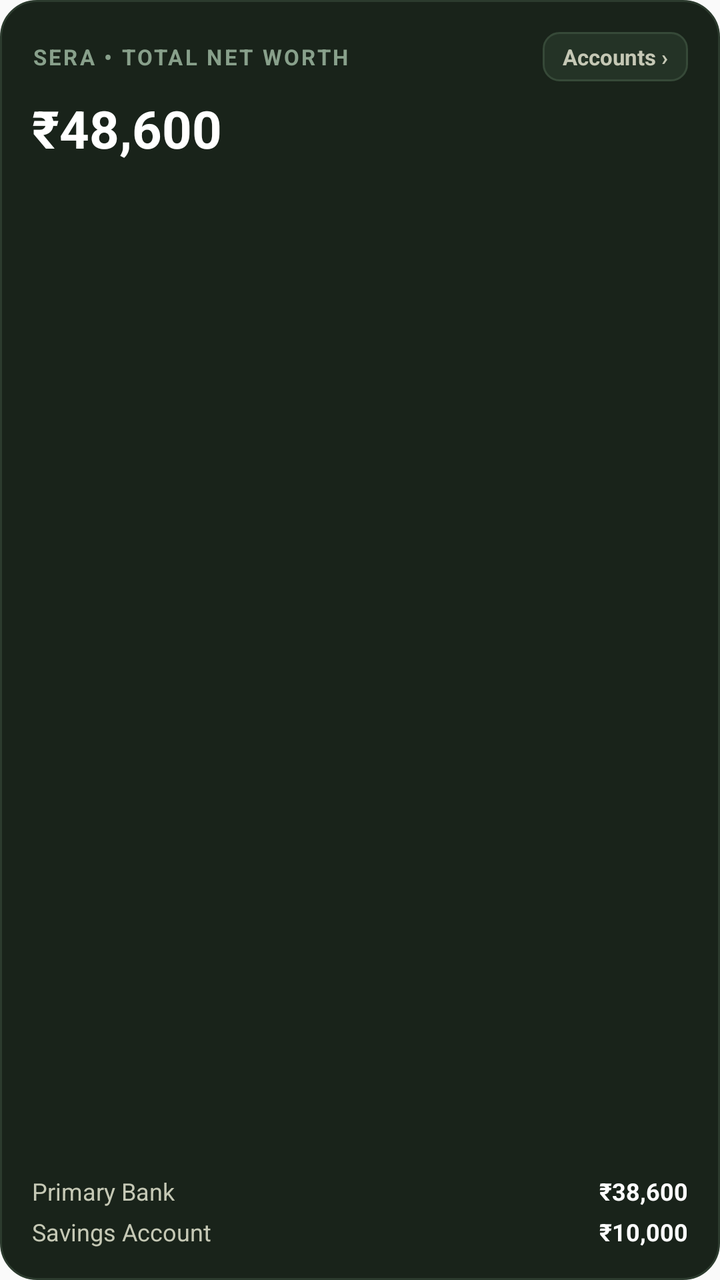
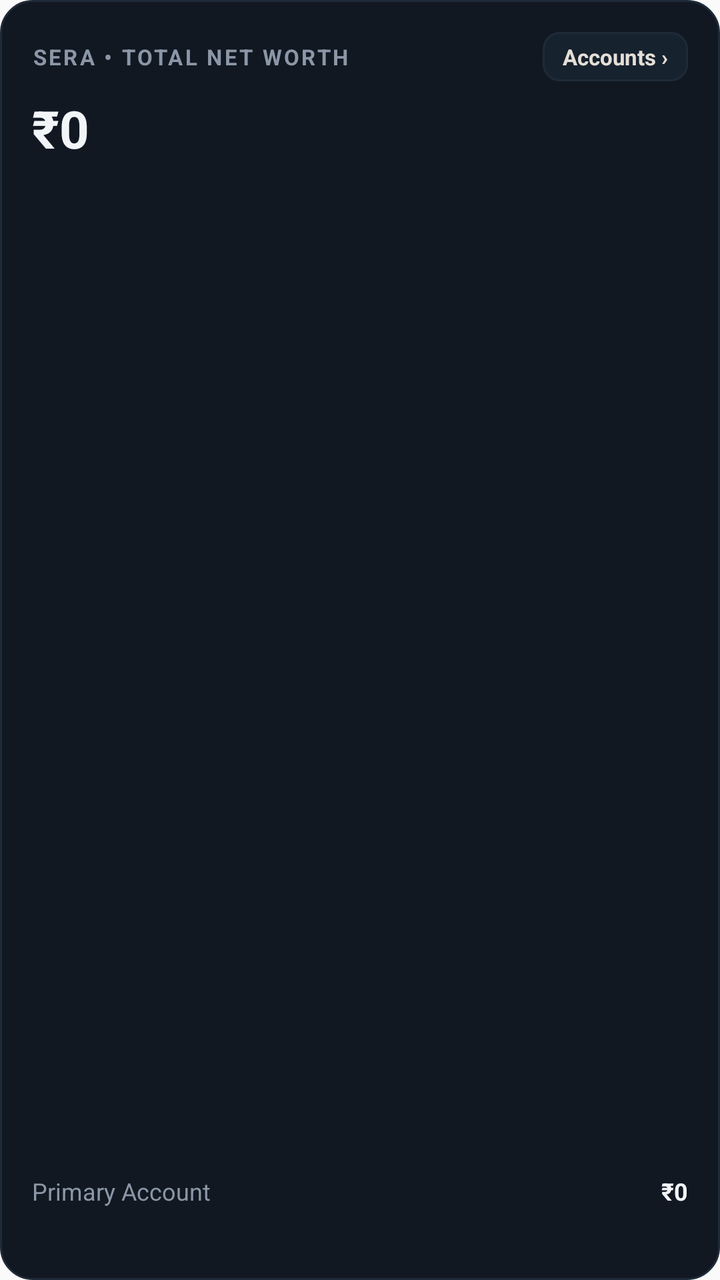

The first picture is an Android layout as it rendered before a commit; the second is the same layout after the commit. The layout source and the unified diff follow.
<!-- AndroidManifest.xml: application theme AppTheme -->
<!-- res/layout/sera_widget_net_worth.xml -->
<?xml version="1.0" encoding="utf-8"?>
<LinearLayout xmlns:android="http://schemas.android.com/apk/res/android"
    android:id="@+id/widget_net_worth_root"
    android:layout_width="match_parent"
    android:layout_height="match_parent"
    android:background="@drawable/widget_card_bg"
    android:orientation="vertical"
    android:padding="16dp">

    
    <LinearLayout
        android:layout_width="match_parent"
        android:layout_height="wrap_content"
        android:gravity="center_vertical"
        android:orientation="horizontal">

        <TextView
            android:layout_width="0dp"
            android:layout_height="wrap_content"
            android:layout_weight="1"
            android:ellipsize="end"
            android:letterSpacing="0.1"
            android:maxLines="1"
            android:text="SERA • TOTAL NET WORTH"
            android:textColor="#88A08B"
            android:textSize="11sp"
            android:textStyle="bold" />

        <TextView
            android:id="@+id/btn_net_worth_action"
            android:layout_width="wrap_content"
            android:layout_height="wrap_content"
            android:background="@drawable/widget_button_bg"
            android:maxLines="1"
            android:paddingStart="10dp"
            android:paddingTop="5dp"
            android:paddingEnd="10dp"
            android:paddingBottom="5dp"
            android:text="Accounts ›"
            android:textColor="#C5C8B5"
            android:textSize="11sp"
            android:textStyle="bold" />
    </LinearLayout>

    
    <TextView
        android:id="@+id/widget_net_worth_amount"
        android:layout_width="wrap_content"
        android:layout_height="wrap_content"
        android:layout_marginTop="6dp"
        android:text="₹48,600"
        android:textColor="#FFFFFF"
        android:textSize="26sp"
        android:textStyle="bold" />

    
    <FrameLayout
        android:layout_width="match_parent"
        android:layout_height="0dp"
        android:layout_weight="1" />

    
    <LinearLayout
        android:layout_width="match_parent"
        android:layout_height="wrap_content"
        android:layout_marginTop="8dp"
        android:orientation="vertical">

        <LinearLayout
            android:layout_width="match_parent"
            android:layout_height="wrap_content"
            android:orientation="horizontal">

            <TextView
                android:id="@+id/widget_acc_name_1"
                android:layout_width="0dp"
                android:layout_height="wrap_content"
                android:layout_weight="1"
                android:ellipsize="end"
                android:maxLines="1"
                android:text="Primary Bank"
                android:textColor="#C5C8B5"
                android:textSize="12sp" />

            <TextView
                android:id="@+id/widget_acc_bal_1"
                android:layout_width="wrap_content"
                android:layout_height="wrap_content"
                android:maxLines="1"
                android:text="₹38,600"
                android:textColor="#FFFFFF"
                android:textSize="12sp"
                android:textStyle="bold" />
        </LinearLayout>

        <LinearLayout
            android:layout_width="match_parent"
            android:layout_height="wrap_content"
            android:layout_marginTop="4dp"
            android:orientation="horizontal">

            <TextView
                android:id="@+id/widget_acc_name_2"
                android:layout_width="0dp"
                android:layout_height="wrap_content"
                android:layout_weight="1"
                android:ellipsize="end"
                android:maxLines="1"
                android:text="Savings Account"
                android:textColor="#C5C8B5"
                android:textSize="12sp" />

            <TextView
                android:id="@+id/widget_acc_bal_2"
                android:layout_width="wrap_content"
                android:layout_height="wrap_content"
                android:maxLines="1"
                android:text="₹10,000"
                android:textColor="#FFFFFF"
                android:textSize="12sp"
                android:textStyle="bold" />
        </LinearLayout>
    </LinearLayout>
</LinearLayout>
<!-- resources referenced by this layout -->
<resources>
  <!-- drawable widget_button_bg (drawable) -->
  <?xml version="1.0" encoding="utf-8"?>
  <shape xmlns:android="http://schemas.android.com/apk/res/android"
      android:shape="rectangle">
      <solid android:color="#243326" />
      <corners android:radius="8dp" />
      <stroke
          android:width="1dp"
          android:color="#364938" />
  </shape>
  <!-- drawable widget_card_bg (drawable) -->
  <?xml version="1.0" encoding="utf-8"?>
  <shape xmlns:android="http://schemas.android.com/apk/res/android"
      android:shape="rectangle">
      <solid android:color="#19231A" />
      <corners android:radius="18dp" />
      <stroke
          android:width="1dp"
          android:color="#2C3B2E" />
  </shape>
  <style name="AppTheme" parent="Theme.AppCompat.DayNight.NoActionBar">
          
          <item name="android:editTextBackground">@drawable/rn_edit_text_material</item>
      </style>
  <!-- drawable rn_edit_text_material (drawable) -->
  <?xml version="1.0" encoding="utf-8"?>
  <inset xmlns:android="http://schemas.android.com/apk/res/android"
         android:insetLeft="@dimen/abc_edit_text_inset_horizontal_material"
         android:insetRight="@dimen/abc_edit_text_inset_horizontal_material"
         android:insetTop="@dimen/abc_edit_text_inset_top_material"
         android:insetBottom="@dimen/abc_edit_text_inset_bottom_material"
         >
  
      <selector>
          
          <item android:state_enabled="false" android:drawable="@drawable/abc_textfield_default_mtrl_alpha"/>
          <item android:drawable="@drawable/abc_textfield_activated_mtrl_alpha"/>
      </selector>
  
  </inset>
</resources>

<!-- the commit's change to res/layout/sera_widget_net_worth.xml (unified diff, before → after) -->
@@ -22,7 +22,7 @@
             android:letterSpacing="0.1"
             android:maxLines="1"
             android:text="SERA • TOTAL NET WORTH"
-            android:textColor="#88A08B"
+            android:textColor="#8B97A6"
             android:textSize="11sp"
             android:textStyle="bold" />
 
@@ -37,7 +37,7 @@
             android:paddingEnd="10dp"
             android:paddingBottom="5dp"
             android:text="Accounts ›"
-            android:textColor="#C5C8B5"
+            android:textColor="#E4DFD7"
             android:textSize="11sp"
             android:textStyle="bold" />
     </LinearLayout>
@@ -48,8 +48,8 @@
         android:layout_width="wrap_content"
         android:layout_height="wrap_content"
         android:layout_marginTop="6dp"
-        android:text="₹48,600"
-        android:textColor="#FFFFFF"
+        android:text="₹0"
+        android:textColor="#F2F5F8"
         android:textSize="26sp"
         android:textStyle="bold" />
 
@@ -78,8 +78,8 @@
                 android:layout_weight="1"
                 android:ellipsize="end"
                 android:maxLines="1"
-                android:text="Primary Bank"
-                android:textColor="#C5C8B5"
+                android:text="Primary Account"
+                android:textColor="#8B97A6"
                 android:textSize="12sp" />
 
             <TextView
@@ -87,8 +87,8 @@
                 android:layout_width="wrap_content"
                 android:layout_height="wrap_content"
                 android:maxLines="1"
-                android:text="₹38,600"
-                android:textColor="#FFFFFF"
+                android:text="₹0"
+                android:textColor="#F2F5F8"
                 android:textSize="12sp"
                 android:textStyle="bold" />
         </LinearLayout>
@@ -106,8 +106,8 @@
                 android:layout_weight="1"
                 android:ellipsize="end"
                 android:maxLines="1"
-                android:text="Savings Account"
-                android:textColor="#C5C8B5"
+                android:text=""
+                android:textColor="#8B97A6"
                 android:textSize="12sp" />
 
             <TextView
@@ -115,8 +115,8 @@
                 android:layout_width="wrap_content"
                 android:layout_height="wrap_content"
                 android:maxLines="1"
-                android:text="₹10,000"
-                android:textColor="#FFFFFF"
+                android:text=""
+                android:textColor="#F2F5F8"
                 android:textSize="12sp"
                 android:textStyle="bold" />
         </LinearLayout>
<!-- resource entries referenced after the edit -->
@@ -4,21 +4,21 @@
   <?xml version="1.0" encoding="utf-8"?>
   <shape xmlns:android="http://schemas.android.com/apk/res/android"
       android:shape="rectangle">
-      <solid android:color="#243326" />
+      <solid android:color="#17222F" />
       <corners android:radius="8dp" />
       <stroke
           android:width="1dp"
-          android:color="#364938" />
+          android:color="#1F2A38" />
   </shape>
   <!-- drawable widget_card_bg (drawable) -->
   <?xml version="1.0" encoding="utf-8"?>
   <shape xmlns:android="http://schemas.android.com/apk/res/android"
       android:shape="rectangle">
-      <solid android:color="#19231A" />
-      <corners android:radius="18dp" />
+      <solid android:color="#111822" />
+      <corners android:radius="16dp" />
       <stroke
           android:width="1dp"
-          android:color="#2C3B2E" />
+          android:color="#1F2A38" />
   </shape>
   <style name="AppTheme" parent="Theme.AppCompat.DayNight.NoActionBar">
           
